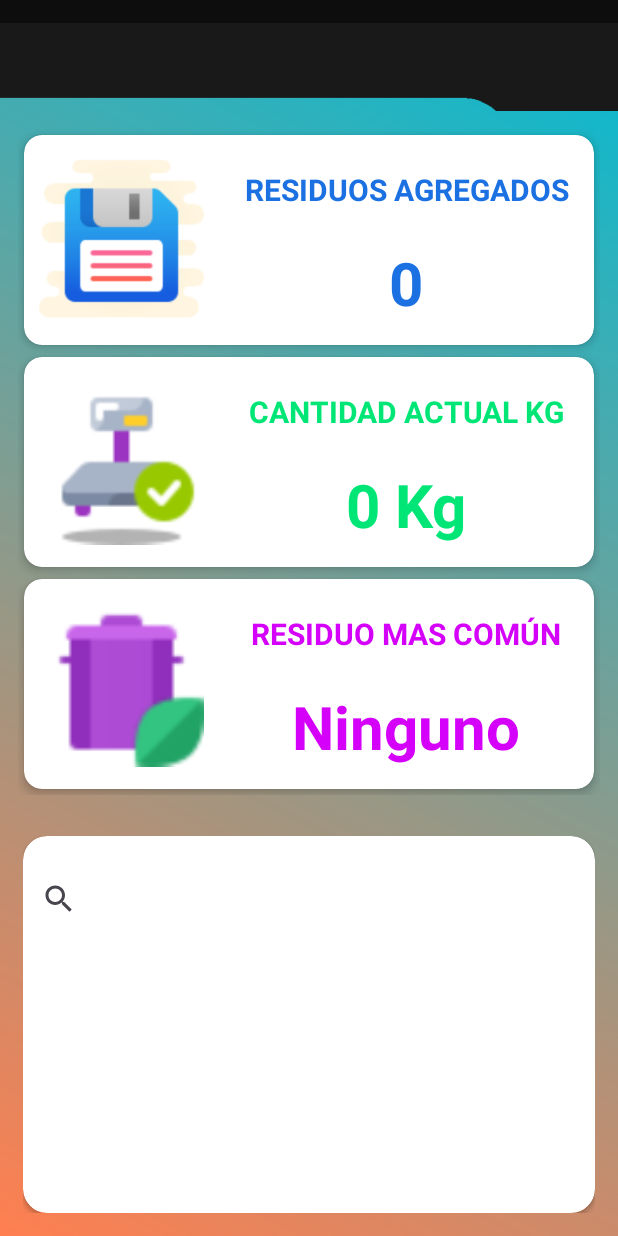
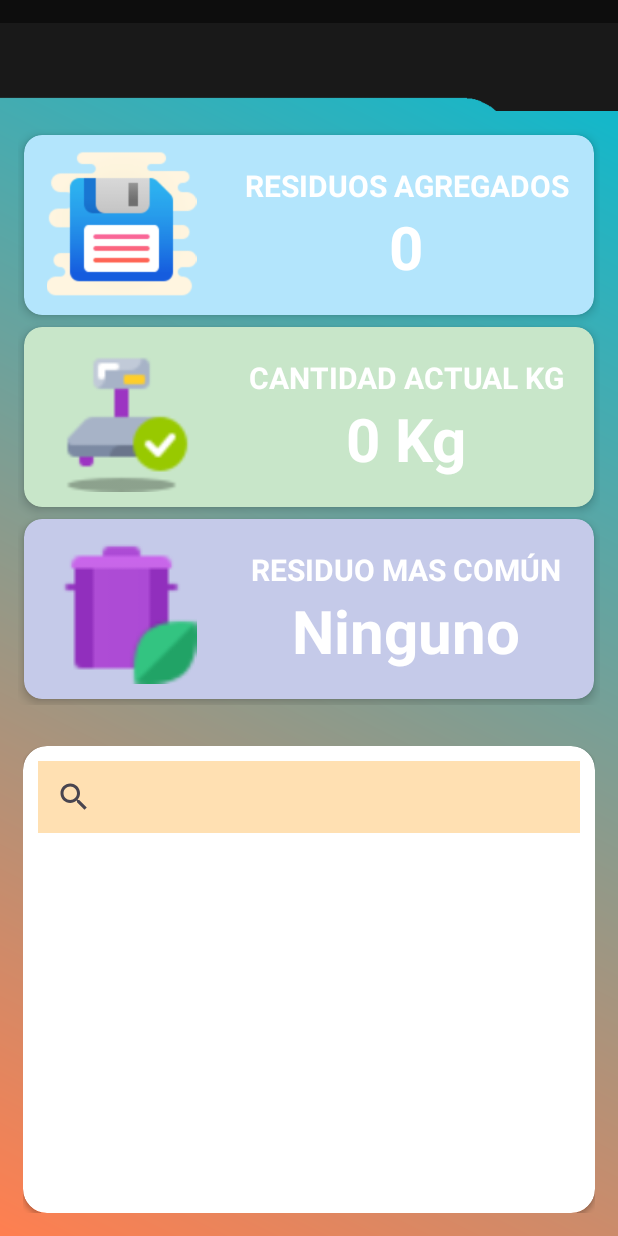
Before and after one commit to Alvarado321/ECOLIM, an Android app: the layout activity_registro_r_monitoreo.xml on its own in the app's theme, with its tools: preview values and no code run, on a phone screen of 412 x 824 dp. Run offline under Robolectric (Android 15) with nearby library versions, the phone set to English and light mode, and no system bars.

Commit message:
Update: Diseños para Agregados, Monitoreo y Reportes Terminado

```diff
--- a/app/build.gradle
+++ b/app/build.gradle
@@ -34,9 +34,8 @@ dependencies {
     implementation libs.material
     implementation libs.activity
     implementation libs.constraintlayout
-    implementation libs.car.ui.lib
+    implementation libs.mpandroidchart
     testImplementation libs.junit
     androidTestImplementation libs.ext.junit
     androidTestImplementation libs.espresso.core
-    implementation 'com.github.PhilJay:MPAndroidChart:v3.1.0'
 }
--- a/app/src/main/res/layout/activity_registro_r_monitoreo.xml
+++ b/app/src/main/res/layout/activity_registro_r_monitoreo.xml
@@ -14,6 +14,7 @@
         android:orientation="vertical"
         android:background="@drawable/auth_background_gradient">
 
+        <!-- Toolbar -->
         <androidx.appcompat.widget.Toolbar
             android:id="@+id/toolbar"
             android:layout_width="match_parent"
@@ -21,33 +22,32 @@
             android:titleTextColor="@android:color/white"
             android:background="@drawable/background_toolbar" />
 
+        <!-- Contenedor de las 3 tarjetas (fijo en altura) -->
         <LinearLayout
             android:layout_width="match_parent"
             android:layout_height="wrap_content"
-            android:gravity="center"
             android:orientation="vertical"
-            android:padding="12dp"
-            android:weightSum="3">
+            android:padding="12dp">
 
+            <!-- Tarjeta 1 -->
             <androidx.cardview.widget.CardView
                 android:layout_width="match_parent"
-                android:layout_height="140dp"
+                android:layout_height="wrap_content"
                 android:layout_margin="4dp"
-                android:layout_weight="1"
                 app:cardCornerRadius="12dp"
                 app:cardElevation="4dp"
-                app:cardBackgroundColor="#FFFFFF">
+                app:cardBackgroundColor="#B3E5FC">
 
                 <LinearLayout
                     android:layout_width="match_parent"
-                    android:layout_height="match_parent"
+                    android:layout_height="120dp"
                     android:orientation="horizontal">
 
                     <ImageView
                         android:id="@+id/ImgAgregado"
                         android:layout_width="130dp"
                         android:layout_height="match_parent"
-                        tools:srcCompat="@drawable/registro_r_monitoreo_img1"
+                        android:src="@drawable/registro_r_monitoreo_img1"
                         android:padding="10dp"/>
 
                     <LinearLayout
@@ -58,51 +58,48 @@
                         <TextView
                             android:id="@+id/txtagregado"
                             android:layout_width="match_parent"
-                            android:layout_height="57dp"
+                            android:layout_height="wrap_content"
                             android:gravity="center"
-                            android:paddingTop="15dp"
+                            android:layout_marginTop="20dp"
                             android:text="RESIDUOS AGREGADOS"
                             android:textAlignment="center"
-                            android:textColor="#1B71E1"
+                            android:textColor="#FFF"
                             android:textSize="20dp"
                             android:textStyle="bold" />
 
                         <TextView
                             android:id="@+id/txtTotalRegistros"
                             android:layout_width="match_parent"
-                            android:layout_height="match_parent"
+                            android:layout_height="wrap_content"
                             android:gravity="center"
                             android:text="0"
-                            android:textColor="#1B71E1"
+                            android:textColor="#FFF"
                             android:textSize="40dp"
                             android:textStyle="bold" />
-
                     </LinearLayout>
-
                 </LinearLayout>
-
             </androidx.cardview.widget.CardView>
 
+            <!-- Tarjeta 2 -->
             <androidx.cardview.widget.CardView
                 android:layout_width="match_parent"
-                android:layout_height="140dp"
+                android:layout_height="wrap_content"
                 android:layout_margin="4dp"
-                android:layout_weight="1"
                 app:cardCornerRadius="12dp"
                 app:cardElevation="4dp"
-                app:cardBackgroundColor="#FFFFFF">
+                app:cardBackgroundColor="#C8E6C9">
 
                 <LinearLayout
                     android:layout_width="match_parent"
-                    android:layout_height="match_parent"
+                    android:layout_height="120dp"
                     android:orientation="horizontal">
 
                     <ImageView
                         android:id="@+id/imgCantidad"
                         android:layout_width="130dp"
                         android:layout_height="match_parent"
-                        android:padding="10dp"
-                        tools:srcCompat="@drawable/icons8_industrial_scales_connected_64" />
+                        android:src="@drawable/icons8_industrial_scales_connected_64"
+                        android:padding="10dp" />
 
                     <LinearLayout
                         android:layout_width="match_parent"
@@ -112,51 +109,48 @@
                         <TextView
                             android:id="@+id/txtcantidad"
                             android:layout_width="match_parent"
-                            android:layout_height="57dp"
+                            android:layout_height="wrap_content"
                             android:gravity="center"
-                            android:paddingTop="15dp"
+                            android:layout_marginTop="20dp"
                             android:text="CANTIDAD ACTUAL KG"
                             android:textAlignment="center"
-                            android:textColor="#00E676"
+                            android:textColor="#FFF"
                             android:textSize="20dp"
                             android:textStyle="bold" />
 
                         <TextView
                             android:id="@+id/txtCantidadTotal"
                             android:layout_width="match_parent"
-                            android:layout_height="match_parent"
+                            android:layout_height="wrap_content"
                             android:gravity="center"
                             android:text="0 Kg"
-                            android:textColor="#00E676"
+                            android:textColor="#FFF"
                             android:textSize="40dp"
                             android:textStyle="bold" />
-
                     </LinearLayout>
-
                 </LinearLayout>
-
             </androidx.cardview.widget.CardView>
 
+            <!-- Tarjeta 3 -->
             <androidx.cardview.widget.CardView
                 android:layout_width="match_parent"
-                android:layout_height="140dp"
+                android:layout_height="wrap_content"
                 android:layout_margin="4dp"
-                android:layout_weight="1"
                 app:cardCornerRadius="12dp"
                 app:cardElevation="4dp"
-                app:cardBackgroundColor="#FFFFFF">
+                app:cardBackgroundColor="#C5CAE9">
 
                 <LinearLayout
                     android:layout_width="match_parent"
-                    android:layout_height="match_parent"
+                    android:layout_height="120dp"
                     android:orientation="horizontal">
 
                     <ImageView
                         android:id="@+id/imgComun"
                         android:layout_width="130dp"
                         android:layout_height="match_parent"
-                        android:padding="10dp"
-                        tools:srcCompat="@drawable/icons8_waste_sorting_48" />
+                        android:src="@drawable/icons8_waste_sorting_48"
+                        android:padding="10dp" />
 
                     <LinearLayout
                         android:layout_width="match_parent"
@@ -166,36 +160,34 @@
                         <TextView
                             android:id="@+id/txtComun"
                             android:layout_width="match_parent"
-                            android:layout_height="57dp"
+                            android:layout_height="wrap_content"
                             android:gravity="center"
-                            android:paddingTop="15dp"
+                            android:layout_marginTop="20dp"
                             android:text="RESIDUO MAS COMÚN"
                             android:textAlignment="center"
-                            android:textColor="#D500F9"
+                            android:textColor="#FFF"
                             android:textSize="20dp"
                             android:textStyle="bold" />
 
                         <TextView
                             android:id="@+id/txtResiduoComun"
                             android:layout_width="match_parent"
-                            android:layout_height="match_parent"
+                            android:layout_height="wrap_content"
                             android:gravity="center"
                             android:text="Ninguno"
-                            android:textColor="#D500F9"
+                            android:textColor="#FFF"
                             android:textSize="40dp"
                             android:textStyle="bold" />
-
                     </LinearLayout>
-
                 </LinearLayout>
-
             </androidx.cardview.widget.CardView>
-
         </LinearLayout>
 
+        <!-- Contenedor para SearchView y RecyclerView,
+             llenando el resto de la pantalla -->
         <LinearLayout
             android:layout_width="match_parent"
-            android:layout_height="match_parent"
+            android:layout_height="0dp"
             android:layout_weight="1"
             android:orientation="vertical"
             android:padding="15dp">
@@ -205,24 +197,32 @@
                 android:layout_height="match_parent"
                 app:cardCornerRadius="16dp">
 
-                <SearchView
-                    android:id="@+id/etbuscar"
-                    android:layout_width="match_parent"
-                    android:layout_height="60dp"
-                    android:layout_marginTop="12dp"
-                    android:ems="10"
-                    android:hint="Escribe algún residuo o empleado"
-                    android:inputType="text" />
-
-                <androidx.recyclerview.widget.RecyclerView
-                    android:id="@+id/recyclerMonitoreo"
+                <!-- Ponemos un LinearLayout interno para
+                     apilar el buscador y la lista -->
+                <LinearLayout
                     android:layout_width="match_parent"
                     android:layout_height="match_parent"
-                    android:layout_weight="1" />
+                    android:orientation="vertical"
+                    android:padding="10dp">
+
+                    <SearchView
+                        android:id="@+id/etbuscar"
+                        android:layout_width="match_parent"
+                        android:layout_height="wrap_content"
+                        android:background="#FFE0B2"
+                        android:hint="Escribe algún residuo o empleado"
+                        android:inputType="text" />
+
+                    <androidx.recyclerview.widget.RecyclerView
+                        android:id="@+id/recyclerMonitoreo"
+                        android:layout_width="match_parent"
+                        android:layout_height="0dp"
+                        android:layout_weight="1" />
+
+                </LinearLayout>
             </androidx.cardview.widget.CardView>
 
         </LinearLayout>
-
     </LinearLayout>
 
 </androidx.constraintlayout.widget.ConstraintLayout>
```
Also changed, not shown: app/src/main/java/com/example/ecolim/Registro_R_Monitoreo.java (+41 -7 lines), app/src/main/java/com/example/ecolim/adapters/RegistroResiduoAdapter.java (+6 -4 lines), app/src/main/res/layout/activity_registro_r_agregado.xml (+19 -13 lines), app/src/main/res/layout/activity_registro_r_reportes.xml (+114 -46 lines), app/src/main/res/drawable/registro_r_agregado_img1.png.
